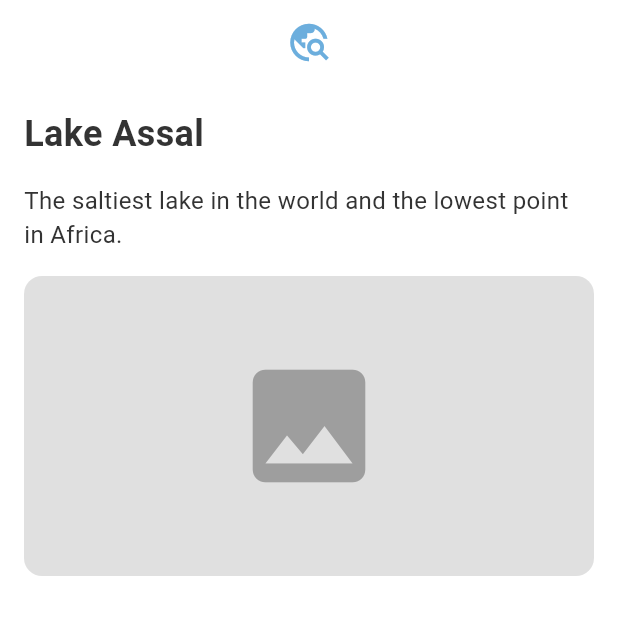
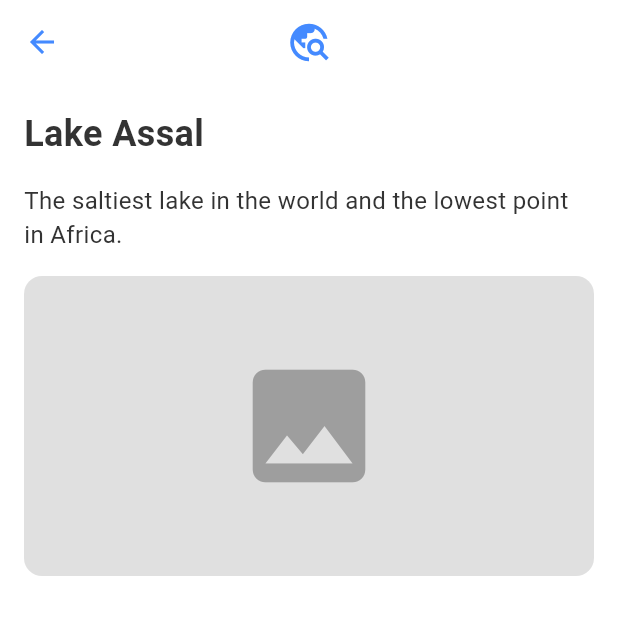
Before and after one commit to jabibamman/afarscape, a Flutter app: the screen it shows after launch, after a tap on "Lake Assal", on a phone screen of 412 x 824 dp, the top half of it. Run offline on Flutter 3.47's test engine with Material 3 defaults, Android fonts, the phone set to English and light mode, and no system bars; our stand-ins replace flutter_bloc, get_it.

Commit message:
chore: add can pop to button back
 Added a back button for navigation stack and updated color scheme to use blue accent.

```diff
--- a/lib/features/features/posts/presentation/widgets/custom_app_bar.dart
+++ b/lib/features/features/posts/presentation/widgets/custom_app_bar.dart
@@ -5,18 +5,26 @@ class CustomAppBar extends StatelessWidget {
 
   @override
   Widget build(BuildContext context) {
-    final colorScheme = Theme.of(context).colorScheme;
+    final canPop = Navigator.of(context).canPop();
 
     return SliverAppBar(
       floating: true,
       pinned: false,
-      backgroundColor: colorScheme.surface,
+      backgroundColor: Theme.of(context).colorScheme.surface,
       elevation: 0,
+      leading: canPop
+          ? IconButton(
+        icon: const Icon(Icons.arrow_back, color: Colors.blueAccent),
+        onPressed: () {
+          Navigator.of(context).pop();
+        },
+      )
+          : null,
       centerTitle: true,
-      title: Icon(
+      title: const Icon(
         Icons.travel_explore,
         size: 30,
-        color: colorScheme.primary,
+        color: Colors.blueAccent,
       ),
     );
   }
```
